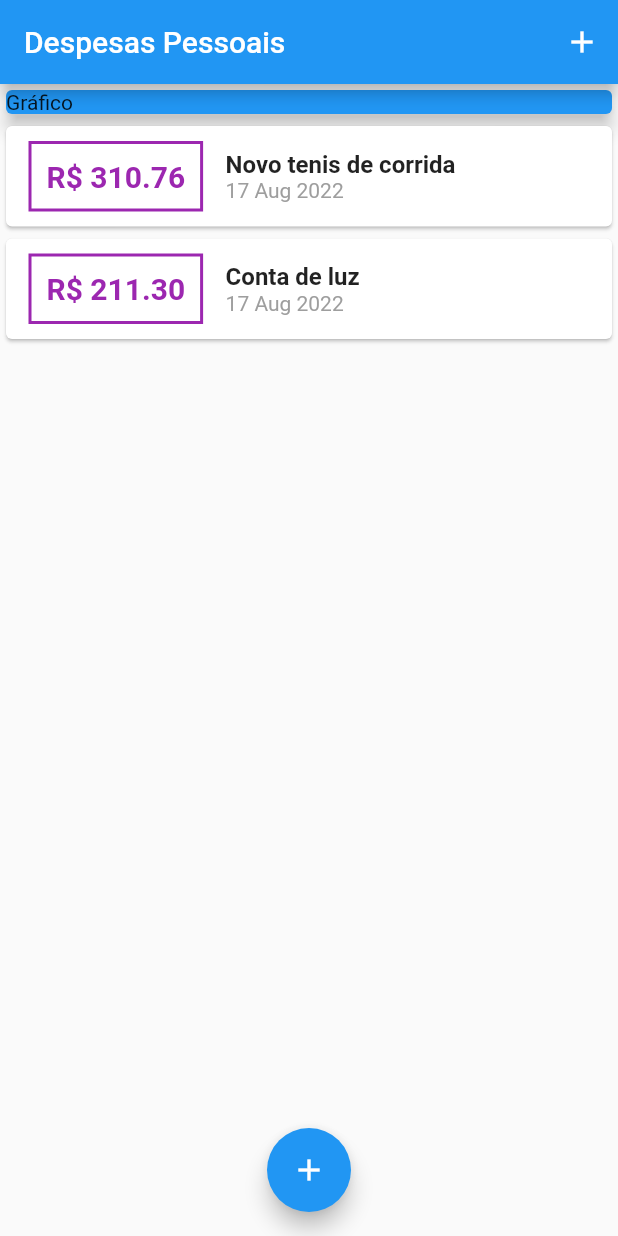
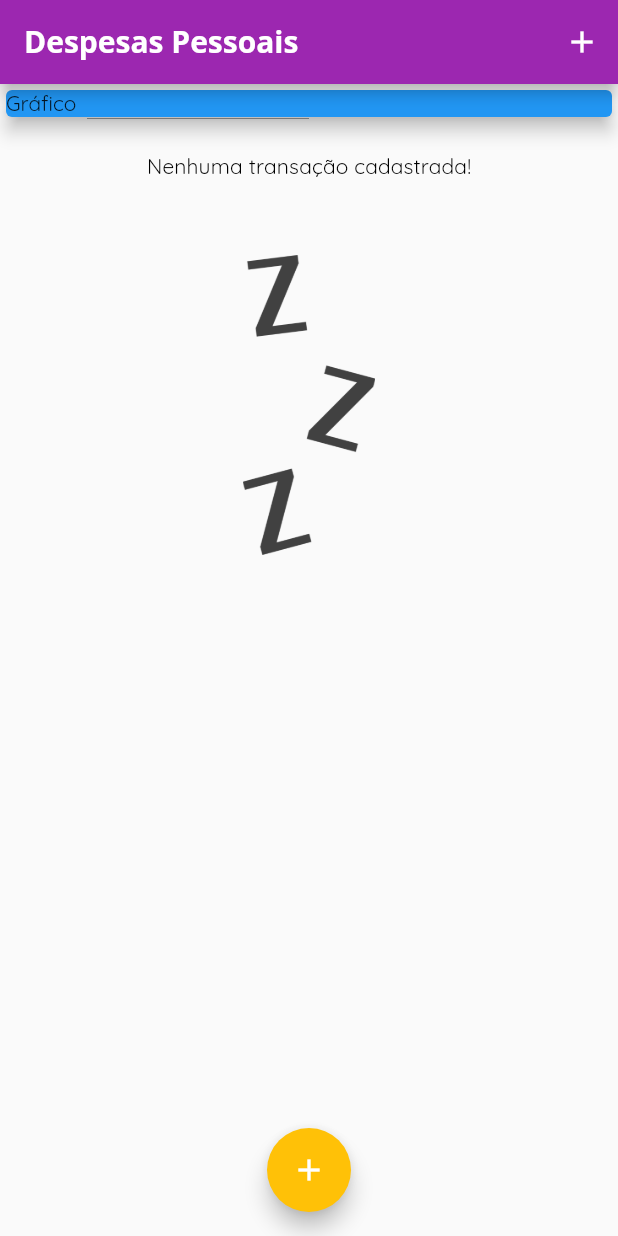
Before and after one commit to felipe-sousa/despesas_pessoais, a Flutter app: the screen it shows after launch, on a phone screen of 412 x 824 dp. Run offline on Flutter 3.47's test engine with Material 2 defaults, Android fonts, the phone set to English and light mode, and no system bars.

Commit message:
image and fonts
import fonts and image, and use image if not exist any transaction

```diff
--- a/lib/components/transaction_list.dart
+++ b/lib/components/transaction_list.dart
@@ -12,7 +12,25 @@ class TransactionList extends StatelessWidget {
   Widget build(BuildContext context) {
     return Container(
       height: 450,
-      child: ListView.builder(
+      child: transactions.isEmpty
+          ? Column(
+              children: [
+                SizedBox(height: 20),
+                Text(
+                  'Nenhuma transação cadastrada!',
+                  style: Theme.of(context).textTheme.titleSmall,
+                ),
+                SizedBox(height: 50),
+                Container(
+                  height: 200,
+                  child: Image.asset(
+                    'assets/images/waiting.png',
+                    fit: BoxFit.cover,
+                  ),
+                ),
+              ],
+            )
+          : ListView.builder(
               itemCount: transactions.length,
               itemBuilder: (context, index) {
                 final tr = transactions[index];
@@ -26,17 +44,17 @@ class TransactionList extends StatelessWidget {
                         ),
                         decoration: BoxDecoration(
                           border: Border.all(
-                      color: Colors.purple,
+                            color: Theme.of(context).colorScheme.primary,
                             width: 2,
                           ),
                         ),
                         padding: const EdgeInsets.all(10),
                         child: Text(
                           'R\$ ${tr.value.toStringAsFixed(2)}',
-                    style: const TextStyle(
+                          style: TextStyle(
                             fontWeight: FontWeight.bold,
                             fontSize: 20,
-                      color: Colors.purple,
+                            color: Theme.of(context).colorScheme.primary,
                           ),
                         ),
                       ),
--- a/lib/main.dart
+++ b/lib/main.dart
@@ -1,3 +1,5 @@
+import 'dart:ui';
+
 import 'package:despesas_pessoais/components/transaction_form.dart';
 import 'package:flutter/material.dart';
 import 'components/transaction_form.dart';
@@ -14,6 +16,31 @@ class ExpensesApp extends StatelessWidget {
   Widget build(BuildContext context) {
     return MaterialApp(
       home: MyHomePage(),
+      theme: ThemeData(
+          colorScheme: ColorScheme.fromSwatch(primarySwatch: Colors.purple)
+              .copyWith(secondary: Colors.amber),
+          fontFamily: 'Quicksand',
+          appBarTheme: AppBarTheme(
+              titleTextStyle: ThemeData.light()
+                  .textTheme
+                  .copyWith(
+                    titleLarge: const TextStyle(
+                      fontFamily: 'OpenSans',
+                      fontSize: 20,
+                      fontWeight: FontWeight.w700,
+                    ),
+                    titleMedium: const TextStyle(
+                      fontFamily: 'OpenSans',
+                      fontSize: 18,
+                      fontWeight: FontWeight.w700,
+                    ),
+                    titleSmall: const TextStyle(
+                      fontFamily: 'OpenSans',
+                      fontSize: 16,
+                      fontWeight: FontWeight.w700,
+                    ),
+                  )
+                  .headline6)),
     );
   }
 }
@@ -26,9 +53,9 @@ class MyHomePage extends StatefulWidget {
 }
 
 class _MyHomePageState extends State<MyHomePage> {
-  final _transactions = [
-    Transaction(id: 't1', title: 'Novo tenis de corrida', value: 310.76, date: DateTime.now()),
-    Transaction(id: 't2', title: 'Conta de luz', value: 211.30, date: DateTime.now()),
+  final List<Transaction> _transactions = [
+    // Transaction(id: 't1', title: 'Novo tenis de corrida', value: 310.76, date: DateTime.now()),
+    // Transaction(id: 't2', title: 'Conta de luz', value: 211.30, date: DateTime.now()),
   ];
 
   _addTransaction(String title, double value) {
```
Also changed, not shown: pubspec.yaml (+14 -14 lines), assets/fonts/OpenSans-Bold.ttf (added), assets/fonts/OpenSans-Regular.ttf (added), assets/fonts/Quicksand-Bold.ttf (added), assets/fonts/Quicksand-Light.ttf (added), assets/fonts/Quicksand-Medium.ttf (added), assets/fonts/Quicksand-Regular.ttf (added), assets/images/waiting.png (added). Lines whose indentation alone changed are shown as unchanged.
